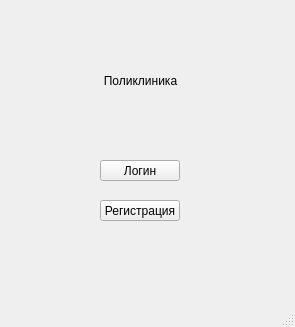
Qt form mainwindow.ui (kr3st1k/prakticheskiy-cringe) before a commit.
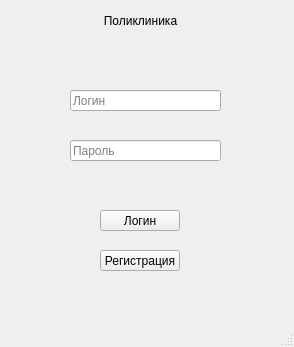
The same form after that commit.

Diff of the .ui file:
```diff
--- a/mainwindow.ui
+++ b/mainwindow.ui
@@ -6,10 +6,16 @@
    <rect>
     <x>0</x>
     <y>0</y>
-    <width>295</width>
-    <height>327</height>
+    <width>294</width>
+    <height>347</height>
    </rect>
   </property>
+  <property name="sizePolicy">
+   <sizepolicy hsizetype="Fixed" vsizetype="Fixed">
+    <horstretch>0</horstretch>
+    <verstretch>0</verstretch>
+   </sizepolicy>
+  </property>
   <property name="windowTitle">
    <string>Поликлиника</string>
   </property>
@@ -18,7 +24,7 @@
     <property name="geometry">
      <rect>
       <x>100</x>
-      <y>160</y>
+      <y>210</y>
       <width>80</width>
       <height>21</height>
      </rect>
@@ -31,7 +37,7 @@
     <property name="geometry">
      <rect>
       <x>100</x>
-      <y>200</y>
+      <y>250</y>
       <width>80</width>
       <height>21</height>
      </rect>
@@ -40,11 +46,11 @@
      <string>Регистрация</string>
     </property>
    </widget>
-   <widget class="QLabel" name="label">
+   <widget class="QLabel" name="label_2">
     <property name="geometry">
      <rect>
       <x>60</x>
-      <y>60</y>
+      <y>0</y>
       <width>161</width>
       <height>41</height>
      </rect>
@@ -59,6 +65,45 @@
      <set>Qt::AlignCenter</set>
     </property>
    </widget>
+   <widget class="QLineEdit" name="lineEdit">
+    <property name="geometry">
+     <rect>
+      <x>70</x>
+      <y>90</y>
+      <width>151</width>
+      <height>21</height>
+     </rect>
+    </property>
+    <property name="placeholderText">
+     <string>Логин</string>
+    </property>
+   </widget>
+   <widget class="QLineEdit" name="lineEdit_2">
+    <property name="geometry">
+     <rect>
+      <x>70</x>
+      <y>140</y>
+      <width>151</width>
+      <height>21</height>
+     </rect>
+    </property>
+    <property name="placeholderText">
+     <string>Пароль</string>
+    </property>
+   </widget>
+   <widget class="QLabel" name="label">
+    <property name="geometry">
+     <rect>
+      <x>10</x>
+      <y>283</y>
+      <width>281</width>
+      <height>20</height>
+     </rect>
+    </property>
+    <property name="text">
+     <string/>
+    </property>
+   </widget>
   </widget>
   <widget class="QMenuBar" name="menubar">
    <property name="geometry">
```
Left out of the diff: 2 changed lines with no effect on the pictures.
